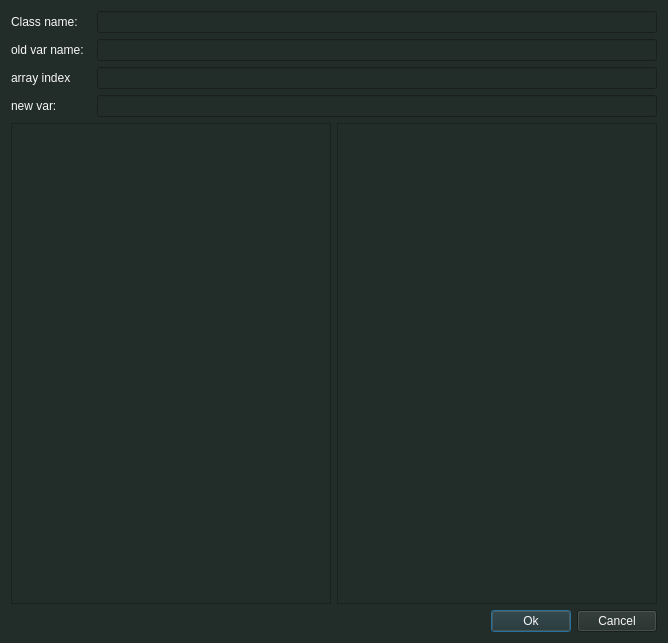
The window that widgets/CreateVarDialog/create_var_dialog.ui (Asi81/PyIDA) describes before a commit, drawn with Qt 5.
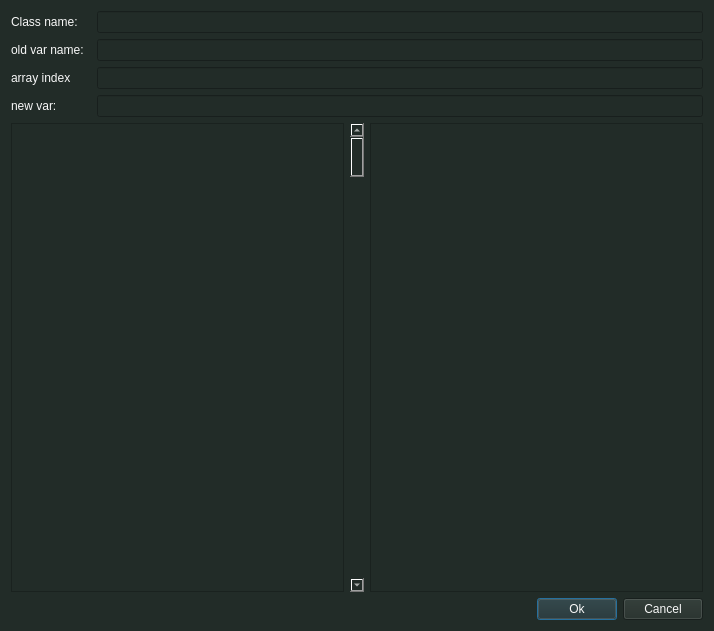
The same window after the commit.

Patch:
```diff
--- a/widgets/CreateVarDialog/create_var_dialog.ui
+++ b/widgets/CreateVarDialog/create_var_dialog.ui
@@ -6,8 +6,8 @@
    <rect>
     <x>0</x>
     <y>0</y>
-    <width>668</width>
-    <height>643</height>
+    <width>714</width>
+    <height>631</height>
    </rect>
   </property>
   <property name="windowTitle">
@@ -110,13 +110,26 @@
     <layout class="QHBoxLayout" name="horizontalLayout_5">
      <item>
       <widget class="QPlainTextEdit" name="result_window">
+       <property name="verticalScrollBarPolicy">
+        <enum>Qt::ScrollBarAlwaysOff</enum>
+       </property>
        <property name="readOnly">
         <bool>true</bool>
        </property>
       </widget>
      </item>
+     <item>
+      <widget class="QScrollBar" name="verticalScrollBar">
+       <property name="orientation">
+        <enum>Qt::Vertical</enum>
+       </property>
+      </widget>
+     </item>
      <item>
       <widget class="QPlainTextEdit" name="result_window_2">
+       <property name="verticalScrollBarPolicy">
+        <enum>Qt::ScrollBarAlwaysOff</enum>
+       </property>
        <property name="readOnly">
         <bool>true</bool>
        </property>
```
